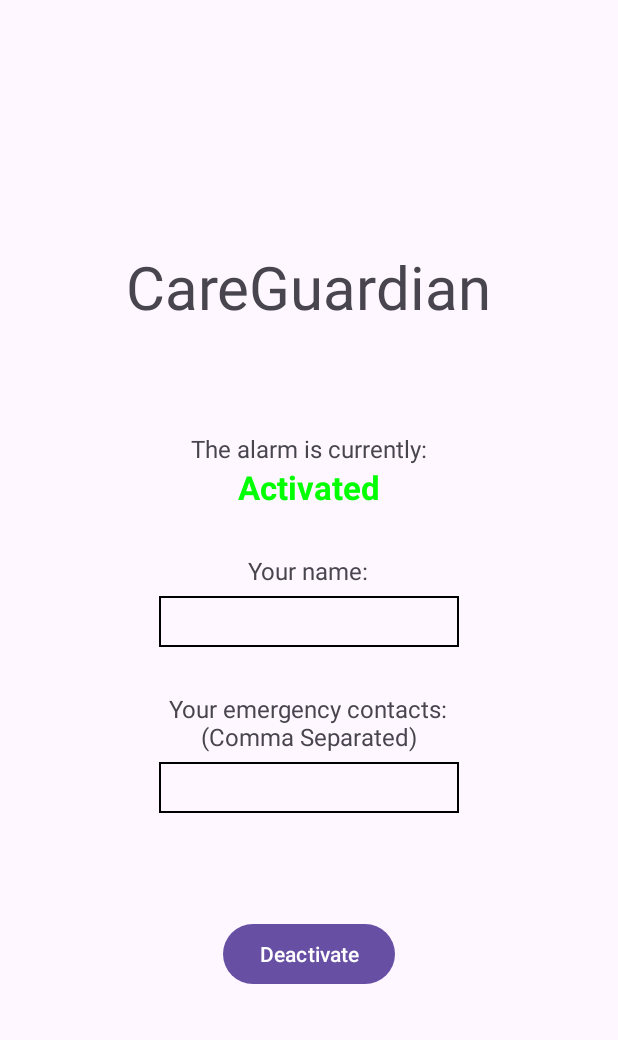
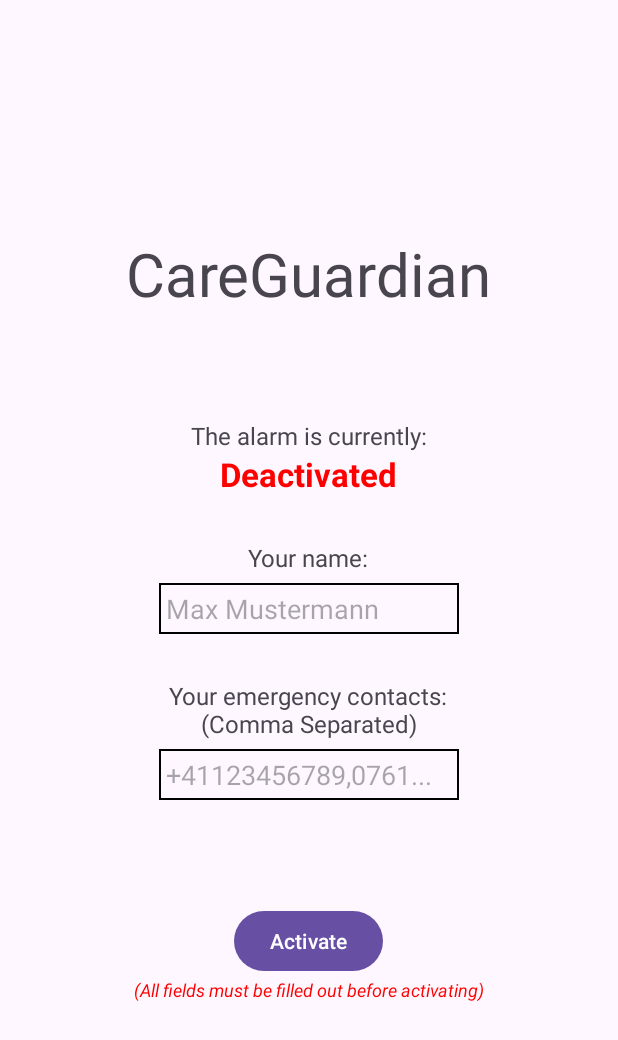
Before and after one commit to Jiron/CareGuardian, an Android app: the screen it shows after launch (MainActivity), after a tap on "Activate", on a phone screen of 412 x 824 dp. Shown: the top 1040 px of the screen. Run offline under Robolectric (Android 15) with nearby library versions, the phone set to English and light mode, and no system bars.

Commit message:
fix: mistake with logic causing confusion between activated/deactivated

```diff
--- a/app/src/main/AndroidManifest.xml
+++ b/app/src/main/AndroidManifest.xml
@@ -11,10 +11,10 @@
         android:roundIcon="@mipmap/ic_launcher_round"
         android:supportsRtl="true"
         android:theme="@style/Theme.CareGuardian"
+        android:screenOrientation="portrait"
         tools:targetApi="31">
         <activity
             android:name=".MainActivity"
-            android:screenOrientation="portrait"
             android:exported="true">
             <intent-filter>
                 <action android:name="android.intent.action.MAIN" />
--- a/app/src/main/java/com/example/careguardian/MainActivity.java
+++ b/app/src/main/java/com/example/careguardian/MainActivity.java
@@ -8,7 +8,6 @@ import android.graphics.Color;
 import android.os.Bundle;
 import android.text.Editable;
 import android.text.TextWatcher;
-import android.view.View;
 import android.widget.Button;
 import android.widget.EditText;
 import android.widget.TextView;
@@ -17,6 +16,7 @@ public class MainActivity extends AppCompatActivity {
 
     private EditText name;
     private EditText contacts;
+    private TextView inputHint;
     private TextView status;
     private Button alarmToggler;
 
@@ -35,12 +35,12 @@ public class MainActivity extends AppCompatActivity {
         contacts = findViewById(R.id.inputContacts);
         alarmToggler = findViewById(R.id.alarmToggler);
         status = findViewById(R.id.status);
+        inputHint = findViewById(R.id.inputHint);
 
         SharedPreferences prefs = getPreferences(MODE_PRIVATE);
         nameValue = prefs.getString("nameTextView", "");
         contactsValue = prefs.getString("contactsTextView", "");
         updateAll(false);
-        toggleAlarm();
 
         name.addTextChangedListener(new TextWatcher() {
             @Override
@@ -82,30 +82,26 @@ public class MainActivity extends AppCompatActivity {
                 updateContacts(true);
             }
         });
-        alarmToggler.setOnClickListener(new View.OnClickListener() {
-            @Override
-            public void onClick(View view) {
-                toggleAlarm();
-            }
-        });
+        alarmToggler.setOnClickListener(view -> toggleAlarm());
     }
 
     public void toggleAlarm() {
-        if(isAlarmActivated) {
+        if(!isAlarmActivated && !nameValue.equals("") && !contactsValue.equals("")) {
             alarmToggler.setText("Deactivate");
             status.setText("Activated");
             status.setTextColor(Color.parseColor("#00FF00"));
             name.setEnabled(false);
             contacts.setEnabled(false);
-            isAlarmActivated = false;
+            isAlarmActivated = true;
         } else {
             alarmToggler.setText("Activate");
             status.setText("Deactivated");
             name.setEnabled(true);
             contacts.setEnabled(true);
             status.setTextColor(Color.parseColor("#FF0000"));
-            isAlarmActivated = true;
+            isAlarmActivated = false;
         }
+        validateInputs();
     }
 
     public void updateAll(boolean ignoreSetText) {
@@ -122,6 +118,7 @@ public class MainActivity extends AppCompatActivity {
         SharedPreferences.Editor editor = prefs.edit();
         editor.putString("nameTextView", nameValue);
         editor.apply();
+        validateInputs();
     }
 
     private void updateContacts(boolean ignoreSetText) {
@@ -133,5 +130,20 @@ public class MainActivity extends AppCompatActivity {
         SharedPreferences.Editor editor = prefs.edit();
         editor.putString("contactsTextView", contactsValue);
         editor.apply();
+        validateInputs();
+    }
+
+    private void validateInputs() {
+        if(!nameValue.equals("") && !contactsValue.equals("")) {
+            if (isAlarmActivated) {
+                inputHint.setText("(Please deactivate to change input data)");
+            } else {
+                inputHint.setText("");
+            }
+            inputHint.setTextColor(Color.parseColor("#000000"));
+        } else {
+            inputHint.setText("(All fields must be filled out before activating)");
+            inputHint.setTextColor(Color.parseColor("#FF0000"));
+        }
     }
 }
--- a/app/src/main/res/layout/activity_main.xml
+++ b/app/src/main/res/layout/activity_main.xml
@@ -44,6 +44,7 @@
         android:layout_marginBottom="30dp"
         android:layout_marginTop="6dp"
         android:background="@drawable/edittext"
+        android:hint="Max Mustermann"
         />
 
     <TextView
@@ -60,6 +61,7 @@
         android:layout_marginBottom="70dp"
         android:layout_marginTop="6dp"
         android:background="@drawable/edittext"
+        android:hint="+41123456789,0761..."
         />
 
     <Button
@@ -67,5 +69,11 @@
         android:layout_width="wrap_content"
         android:layout_height="wrap_content"
         android:text="Activate" />
+    <TextView
+        android:id="@+id/inputHint"
+        android:layout_width="wrap_content"
+        android:layout_height="wrap_content"
+        android:textStyle="italic"
+        android:textSize="12dp" />
 
 </LinearLayout>
```
